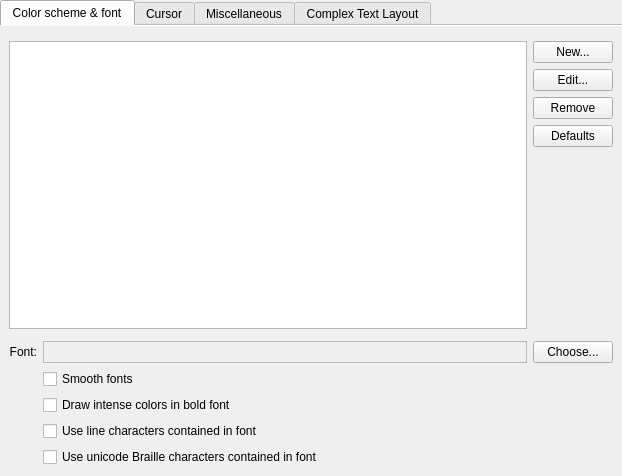
KDE/konsole, file src/widgets/EditProfileAppearancePage.ui: the form before one commit.
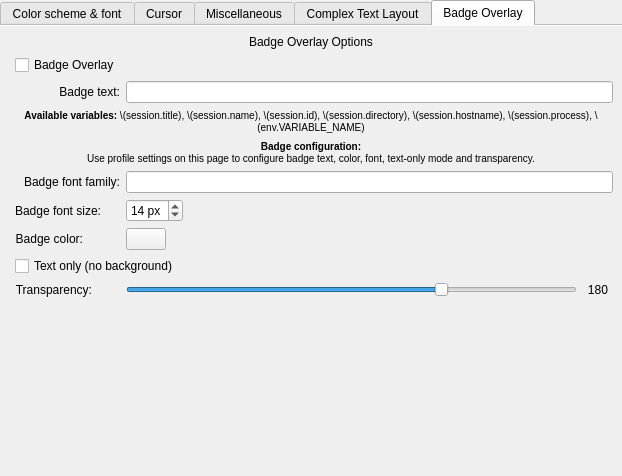
The form after the commit. The open tabs and pages were chosen to show the change. Custom widgets are drawn as their Qt base class.

Commit message: Badge overlay feature

The edit to the form file:
```diff
--- a/src/widgets/EditProfileAppearancePage.ui
+++ b/src/widgets/EditProfileAppearancePage.ui
@@ -1044,6 +1044,295 @@
        </item>
       </layout>
      </widget>
+     <widget class="QWidget" name="badgeTab">
+      <property name="toolTip">
+       <string>&lt;html&gt;&lt;head/&gt;&lt;body&gt;&lt;p&gt;Badge overlay options&lt;/p&gt;&lt;/body&gt;&lt;/html&gt;</string>
+      </property>
+      <attribute name="title">
+       <string>Badge Overlay</string>
+      </attribute>
+      <layout class="QGridLayout" name="badgeLayout">
+       <property name="spacing">
+        <number>6</number>
+       </property>
+
+         <item row="0" column="0" colspan="3">
+          <widget class="QLabel" name="badgeOverlayLabel">
+            <property name="text">
+             <string>Badge Overlay Options</string>
+            </property>
+            <property name="alignment">
+             <set>Qt::AlignmentFlag::AlignCenter</set>
+            </property>
+          </widget>
+         </item>
+
+       <item row="1" column="1">
+        <widget class="QCheckBox" name="badgeEnabled">
+         <property name="sizePolicy">
+          <sizepolicy hsizetype="Preferred" vsizetype="Fixed">
+           <horstretch>0</horstretch>
+           <verstretch>0</verstretch>
+          </sizepolicy>
+         </property>
+         <property name="toolTip">
+          <string>Enable badge overlay rendering</string>
+         </property>
+         <property name="text">
+          <string>Badge Overlay</string>
+         </property>
+        </widget>
+       </item>
+       <item row="2" column="1">
+          <widget class="QLabel" name="badge_label_1">
+           <property name="toolTip">
+            <string comment="@info:tooltip">Default text of badge.</string>
+           </property>
+           <property name="text">
+            <string>Badge text:</string>
+           </property>
+           <property name="alignment">
+            <set>Qt::AlignmentFlag::AlignRight|Qt::AlignmentFlag::AlignTrailing|Qt::AlignmentFlag::AlignVCenter</set>
+           </property>
+           <property name="buddy">
+            <cstring>badgeTextEdit</cstring>
+           </property>
+          </widget>
+       </item>
+         <item row="2" column="2">
+          <widget class="QLineEdit" name="badgeTextEdit">
+           <property name="font">
+            <font>
+             <family>Monospace</family>
+            </font>
+           </property>
+           <property name="toolTip">
+            <string comment="@info:tooltip">Default text of badge.</string>
+           </property>
+          </widget>
+         </item>
+
+         <item row="3" column="0" colspan="3">
+          <widget class="QLabel" name="badgeVariablesHelpLabel">
+           <property name="text">
+            <string>&lt;html&gt;&lt;head/&gt;&lt;body&gt;&lt;p&gt;&lt;small&gt;&lt;b&gt;Available variables:&lt;/b&gt; \(session.title), \(session.name), \(session.id), \(session.directory), \(session.hostname), \(session.process), \(env.VARIABLE_NAME)&lt;/small&gt;&lt;/p&gt;&lt;/body&gt;&lt;/html&gt;</string>
+           </property>
+           <property name="wordWrap">
+            <bool>true</bool>
+           </property>
+           <property name="alignment">
+            <set>Qt::AlignmentFlag::AlignCenter</set>
+           </property>
+           <property name="textFormat">
+            <enum>Qt::TextFormat::RichText</enum>
+           </property>
+           <property name="openExternalLinks">
+            <bool>false</bool>
+           </property>
+          </widget>
+         </item>
+
+         <item row="4" column="0" colspan="3">
+          <widget class="QLabel" name="badgeEscapeSequenceHelpLabel">
+           <property name="text">
+              <string>&lt;html&gt;&lt;head/&gt;&lt;body&gt;&lt;p&gt;&lt;small&gt;&lt;b&gt;Badge configuration:&lt;/b&gt;&lt;br/&gt;Use profile settings on this page to configure badge text, color, font, text-only mode and transparency.&lt;/small&gt;&lt;/p&gt;&lt;/body&gt;&lt;/html&gt;</string>
+           </property>
+           <property name="wordWrap">
+            <bool>true</bool>
+           </property>
+           <property name="alignment">
+            <set>Qt::AlignmentFlag::AlignCenter</set>
+           </property>
+           <property name="textFormat">
+            <enum>Qt::TextFormat::RichText</enum>
+           </property>
+           <property name="openExternalLinks">
+            <bool>false</bool>
+           </property>
+          </widget>
+         </item>
+
+       <item row="5" column="1">
+          <widget class="QLabel" name="badge_label_2">
+           <property name="toolTip">
+            <string comment="@info:tooltip">Badge font family.</string>
+           </property>
+           <property name="text">
+            <string>Badge font family:</string>
+           </property>
+           <property name="alignment">
+            <set>Qt::AlignmentFlag::AlignRight|Qt::AlignmentFlag::AlignTrailing|Qt::AlignmentFlag::AlignVCenter</set>
+           </property>
+           <property name="buddy">
+            <cstring>badgeFontEdit</cstring>
+           </property>
+          </widget>
+       </item>
+         <item row="5" column="2">
+          <widget class="QLineEdit" name="badgeFontEdit">
+           <property name="font">
+            <font>
+             <family>Monospace</family>
+            </font>
+           </property>
+           <property name="toolTip">
+            <string comment="@info:tooltip">Badge font family.</string>
+           </property>
+          </widget>
+         </item>
+
+
+            <item row="6" column="1">
+             <widget class="QLabel" name="badgeFontSizeLabel">
+              <property name="sizePolicy">
+               <sizepolicy hsizetype="Fixed" vsizetype="Preferred">
+                <horstretch>0</horstretch>
+                <verstretch>0</verstretch>
+               </sizepolicy>
+              </property>
+              <property name="text">
+               <string>Badge font size:</string>
+              </property>
+              <property name="alignment">
+               <set>Qt::AlignmentFlag::AlignRight|Qt::AlignmentFlag::AlignTrailing|Qt::AlignmentFlag::AlignVCenter</set>
+              </property>
+              <property name="buddy">
+               <cstring>badgeFontSizeSpinner</cstring>
+              </property>
+             </widget>
+            </item>
+            <item row="6" column="2" alignment="Qt::AlignmentFlag::AlignLeft">
+            <widget class="QSpinBox" name="badgeFontSizeSpinner">
+            <property name="suffix">
+                <string comment="(pixels) visual size unit"> px</string>
+            </property>
+            <property name="maximum">
+                <number>99</number>
+            </property>
+            <property name="minimum">
+                <number>8</number>
+            </property>
+            <property name="value">
+                <number>14</number>
+            </property>
+            </widget>
+            </item>
+
+            <item row="7" column="1" alignment="Qt::AlignmentFlag::AlignLeft">
+             <widget class="QLabel" name="badgeColorLabel">
+              <property name="text">
+               <string>Badge color:</string>
+              </property>
+              <property name="alignment">
+               <set>Qt::AlignmentFlag::AlignRight|Qt::AlignmentFlag::AlignTrailing|Qt::AlignmentFlag::AlignVCenter</set>
+              </property>
+              <property name="buddy">
+               <cstring>badgeColorSelectButton</cstring>
+              </property>
+             </widget>
+            </item>
+            <item row="7" column="2" alignment="Qt::AlignmentFlag::AlignLeft">
+             <widget class="KColorButton" name="badgeColorSelectButton">
+              <property name="toolTip">
+               <string>Select the color used to draw the badge</string>
+              </property>
+             </widget>
+            </item>
+
+            <item row="8" column="1" colspan="2">
+             <widget class="QCheckBox" name="badgeTextOnlyCheckBox">
+              <property name="sizePolicy">
+               <sizepolicy hsizetype="Preferred" vsizetype="Fixed">
+                <horstretch>0</horstretch>
+                <verstretch>0</verstretch>
+               </sizepolicy>
+              </property>
+              <property name="toolTip">
+               <string>Display badge as text only without background rectangle</string>
+              </property>
+              <property name="text">
+               <string>Text only (no background)</string>
+              </property>
+             </widget>
+            </item>
+
+            <item row="9" column="1">
+             <widget class="QLabel" name="badgeTransparencyLabel">
+              <property name="sizePolicy">
+               <sizepolicy hsizetype="Fixed" vsizetype="Preferred">
+                <horstretch>0</horstretch>
+                <verstretch>0</verstretch>
+               </sizepolicy>
+              </property>
+              <property name="text">
+               <string>Transparency:</string>
+              </property>
+              <property name="alignment">
+               <set>Qt::AlignmentFlag::AlignRight|Qt::AlignmentFlag::AlignTrailing|Qt::AlignmentFlag::AlignVCenter</set>
+              </property>
+              <property name="buddy">
+               <cstring>badgeTransparencySlider</cstring>
+              </property>
+             </widget>
+            </item>
+            <item row="9" column="2">
+             <layout class="QHBoxLayout" name="transparencyLayout">
+              <item>
+               <widget class="QSlider" name="badgeTransparencySlider">
+                <property name="minimum">
+                 <number>0</number>
+                </property>
+                <property name="maximum">
+                 <number>255</number>
+                </property>
+                <property name="value">
+                 <number>180</number>
+                </property>
+                <property name="orientation">
+                 <enum>Qt::Orientation::Horizontal</enum>
+                </property>
+                <property name="toolTip">
+                 <string>Set badge transparency (0 = fully transparent, 255 = opaque)</string>
+                </property>
+               </widget>
+              </item>
+              <item>
+               <widget class="QLabel" name="badgeTransparencyValueLabel">
+                <property name="text">
+                 <string>180</string>
+                </property>
+                <property name="minimumSize">
+                 <size>
+                  <width>30</width>
+                  <height>0</height>
+                 </size>
+                </property>
+                <property name="alignment">
+                 <set>Qt::AlignmentFlag::AlignCenter</set>
+                </property>
+               </widget>
+              </item>
+             </layout>
+            </item>
+
+            <item row="10" column="0" colspan="3">
+             <spacer>
+              <property name="orientation">
+               <enum>Qt::Orientation::Vertical</enum>
+              </property>
+              <property name="sizeHint" stdset="0">
+               <size>
+                <width>20</width>
+                <height>40</height>
+               </size>
+              </property>
+             </spacer>
+            </item>
+
+
+      </layout>
+     </widget>
+
     </widget>
    </item>
   </layout>
```
The commit also changes 10 other files.
